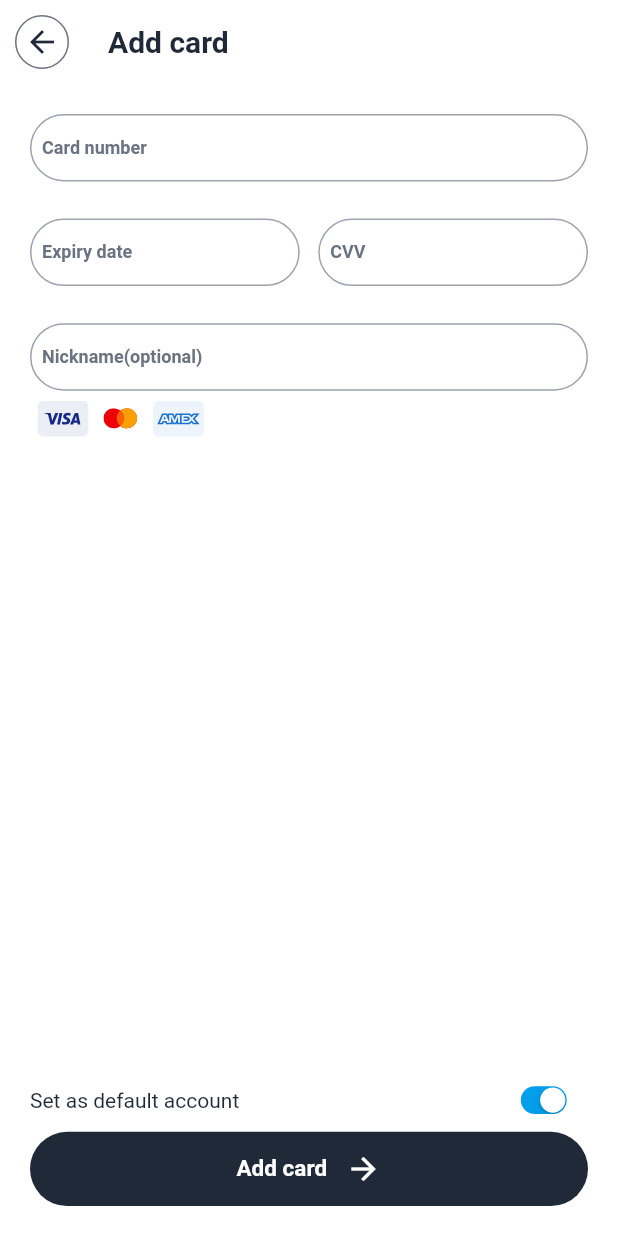
After one commit to AbdulMoiz5702/ripe_app, a Flutter app: the AddCreditCardScreen screen opened directly, on a phone screen of 412 x 824 dp. The commit adds this screen. Run offline on Flutter 3.47's test engine with Material 3 defaults, Android fonts, the phone set to English and light mode, and no system bars; our stand-ins replace firebase_core, flutter_rating_bar, flutter_secure_storage, flutter_svg, image_picker, local_auth and 1 more; missing offline and left inert: scroll_indicator, zego_uikit_prebuilt_call, zego_uikit_signaling_plugin; accounts and stored records are empty; Roboto replaces fonts that are missing (Nunito Sans); project files that could hold a hidden picture were left out.

Commit message:
add_card_screen

```diff
--- a/lib/consts/images_path.dart
+++ b/lib/consts/images_path.dart
@@ -91,6 +91,9 @@ const String passwordSVG = 'assets/svg_pictures/password_svg.svg';
 const String bellRingSVG = 'assets/svg_pictures/bell_svg.svg';
 const String diamondSVG = 'assets/svg_pictures/diamond_svg.svg';
 const String lightningSVG = 'assets/svg_pictures/lightning_svg.svg';
+const String visaCardSVG = 'assets/svg_pictures/visa_svg.svg';
+const String masterCardSVG = 'assets/svg_pictures/masterCard_svg.svg';
+const String amexCardSVG = 'assets/svg_pictures/amex_svg.svg';
 
 
 
--- a/lib/consts/strings.dart
+++ b/lib/consts/strings.dart
@@ -193,3 +193,9 @@ var selectTheme = [
   'Light theme',
   'Dark theme',
 ];
+
+var paymentCards = [
+  visaCardSVG,
+  masterCardSVG,
+  amexCardSVG,
+];
--- a/lib/controllers/theme_provider.dart
+++ b/lib/controllers/theme_provider.dart
@@ -6,20 +6,19 @@ class ThemeProvider with ChangeNotifier {
   ThemeMode themeMode = ThemeMode.system;
 
 
-
   void toggleTheme(v) {
     switch (value){
       case 0 :
+        value = v;
       themeMode = ThemeMode.system;
-      value = v;
         break;
       case 1 :
+        value = v;
         themeMode = ThemeMode.dark;
-        value = v;
         break;
       case 2:
+        value = v;
         themeMode = ThemeMode.light;
-        value = v;
         break;
     }
     notifyListeners();
--- a/lib/resubale_widgets/cutom_leading text_feild.dart
+++ b/lib/resubale_widgets/cutom_leading text_feild.dart
@@ -36,6 +36,7 @@ class CustomLeadingTextField extends StatelessWidget {
   final Color iconDataColor;
   final IconData? iconData;
   final String? iconPath;
+
 
   @override
   Widget build(BuildContext context) {
--- a/lib/views/tourist_ride_booking/bottom_sheet/credit_card_bottom.dart
+++ b/lib/views/tourist_ride_booking/bottom_sheet/credit_card_bottom.dart
@@ -5,6 +5,7 @@ import 'package:ride_app/consts/strings.dart';
 import 'package:ride_app/controllers/shedule_ride_provider.dart';
 import 'package:ride_app/resubale_widgets/text_widgets.dart';
 import '../../../resubale_widgets/Custom_Sized.dart';
+import '../../user_profile/your_account/add_credit_card.dart';
 
 class CreditCardBottomSheet extends StatelessWidget {
   const CreditCardBottomSheet({super.key});
@@ -75,7 +76,11 @@ class CreditCardBottomSheet extends StatelessWidget {
           CustomSized(height: 0.01,),
           Align(
             alignment: Alignment.centerRight,
-              child: GestureDetector(child: largeText(title: 'Add new account  ',textSize: 14.0,color: theme.colorScheme.secondary))),
+              child: GestureDetector(
+                onTap: (){
+                  Navigator.push(context, MaterialPageRoute(builder: (context) => AddCreditCardScreen()));
+                },
+                  child: largeText(title: 'Add new account  ',textSize: 14.0,color: theme.colorScheme.secondary))),
         ],
       ),
     );
--- /dev/null
+++ b/lib/views/user_profile/your_account/add_credit_card.dart
@@ -0,0 +1,93 @@
+import 'package:flutter/material.dart';
+import 'package:flutter_svg/flutter_svg.dart';
+import 'package:ride_app/consts/strings.dart';
+import 'package:ride_app/resubale_widgets/CustomButton.dart';
+import 'package:ride_app/resubale_widgets/Custom_Sized.dart';
+import 'package:ride_app/resubale_widgets/custom_leading.dart';
+import 'package:ride_app/resubale_widgets/notification_list_tile.dart';
+import 'package:ride_app/resubale_widgets/text_widgets.dart';
+
+import '../../../consts/colors.dart';
+import '../../../resubale_widgets/cutom_leading text_feild.dart';
+
+class AddCreditCardScreen extends StatelessWidget {
+  const AddCreditCardScreen({super.key});
+
+  @override
+  Widget build(BuildContext context) {
+    var theme = Theme.of(context);
+    return Scaffold(
+      appBar: AppBar(
+        leading: CustomLeading(isHome: true,),
+        title: largeText(textSize:20.0,title: 'Add card',color: theme.primaryColor ),
+      ),
+      body: Padding(
+        padding: const EdgeInsets.all(20.0),
+        child: Column(
+          crossAxisAlignment: CrossAxisAlignment.end,
+          children: [
+            CustomLeadingTextField(
+              isHintChange: true,
+              leadingText: 'Card number',
+              controller: controller,
+              keyBoardType: TextInputType.emailAddress,
+              obscureText: false,
+              hint: 'xxxx xxxx xxxx xxxx',
+              onValidator: (value) {},
+              onFieldSubmittedValue: (value) {},
+            ),
+            CustomSized(height: 0.03,),
+            Row(
+              children: [
+                Expanded(child: CustomLeadingTextField(
+                  isHintChange: true,
+                  leadingText: 'Expiry date',
+                  controller: controller,
+                  keyBoardType: TextInputType.emailAddress,
+                  obscureText: false,
+                  hint: 'MM/YY',
+                  onValidator: (value) {},
+                  onFieldSubmittedValue: (value) {},
+                ),),
+                CustomSized(width: 0.03,),
+                Expanded(child: CustomLeadingTextField(
+                  isHintChange: true,
+                  leadingText: 'CVV',
+                  controller: controller,
+                  keyBoardType: TextInputType.emailAddress,
+                  obscureText: false,
+                  hint: '•••',
+                  onValidator: (value) {},
+                  onFieldSubmittedValue: (value) {},
+                ),),
+              ],
+            ),
+            CustomSized(height: 0.03,),
+            CustomLeadingTextField(
+              isHintChange: true,
+              leadingText: 'Nickname(optional)',
+              controller: controller,
+              keyBoardType: TextInputType.emailAddress,
+              obscureText: false,
+              hint: 'United Bank Ltd.',
+              onValidator: (value) {},
+              onFieldSubmittedValue: (value) {},
+            ),
+            CustomSized(height: 0.002,),
+            Row(
+              children: List.generate(paymentCards.length, (index){
+                return Container(
+                  margin: EdgeInsets.all(5),
+                    child: SvgPicture.asset(paymentCards[index],));
+              }),
+            ),
+            Spacer(),
+            NotificationListTile(title: 'Set as default account', value: true, onChanged: (value){}),
+            CustomSized(height: 0.002,),
+            CustomButton(title: 'Add card', onTap: (){},width: 1,borderRadius: 30,),
+          ],
+        ),
+      ),
+    );
+  }
+}
```
Also changed, not shown: assets/svg_pictures/amex_svg.svg (added), assets/svg_pictures/masterCard_svg.svg (added), assets/svg_pictures/visa_svg.svg (added).
